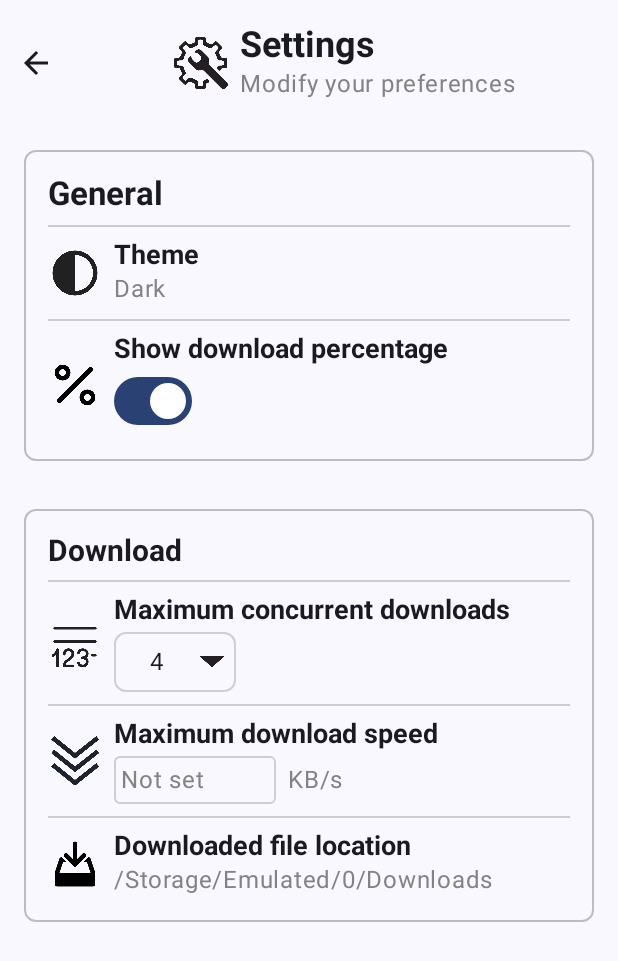
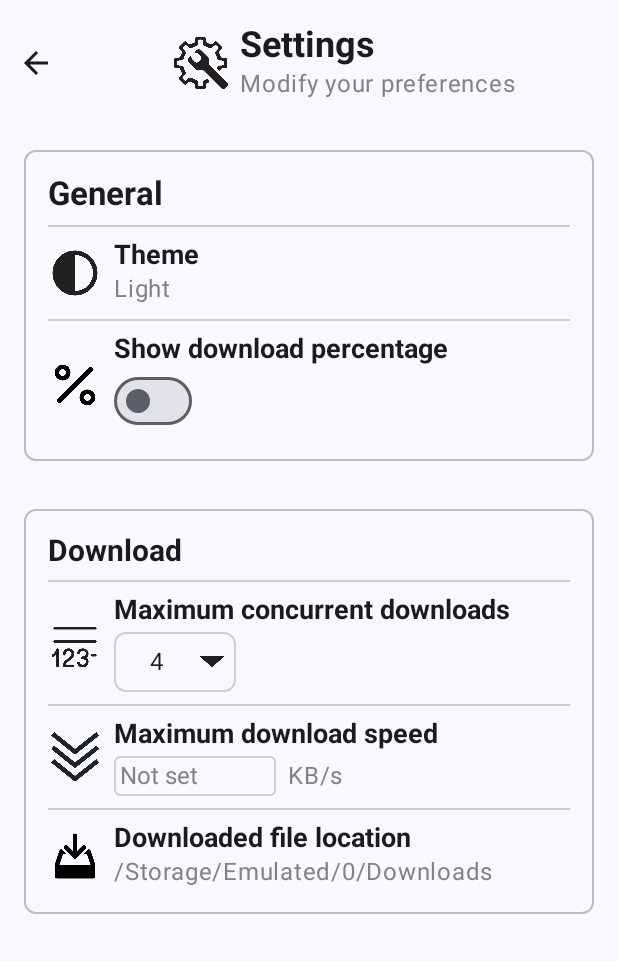
Before and after one commit to LuongPV/LeonEWorldDownloader, an Android app built with Jetpack Compose: the SettingsScreen screen opened through its navigation route, on a phone screen of 412 x 824 dp. Shown: the top 961 px of the screen. Run offline under Robolectric (Android 15) with nearby library versions, the phone set to English and light mode, and no system bars; our stand-ins replace Dagger/Hilt's generated code.

Commit message:
Add more UI

```diff
--- a/app/src/main/java/com/lvp/leoneworlddownloader/ui/navigation/LEWDNavHost.kt
+++ b/app/src/main/java/com/lvp/leoneworlddownloader/ui/navigation/LEWDNavHost.kt
@@ -22,7 +22,7 @@ fun LEWDNavHost(
     NavHost(
         modifier = modifier,
         navController = navController,
-        startDestination = RouteSplash
+        startDestination = RouteSettings
     ) {
         composable(RouteSplash) {
             SplashScreen(
--- a/app/src/main/java/com/lvp/leoneworlddownloader/ui/settings/SettingsScreen.kt
+++ b/app/src/main/java/com/lvp/leoneworlddownloader/ui/settings/SettingsScreen.kt
@@ -15,6 +15,8 @@ import androidx.compose.foundation.layout.size
 import androidx.compose.foundation.layout.width
 import androidx.compose.foundation.shape.RoundedCornerShape
 import androidx.compose.foundation.text.BasicTextField
+import androidx.compose.foundation.text.KeyboardActions
+import androidx.compose.foundation.text.KeyboardOptions
 import androidx.compose.material.icons.Icons
 import androidx.compose.material.icons.filled.ArrowBack
 import androidx.compose.material3.Icon
@@ -22,21 +24,29 @@ import androidx.compose.material3.IconButton
 import androidx.compose.material3.Switch
 import androidx.compose.material3.Text
 import androidx.compose.runtime.Composable
+import androidx.compose.runtime.getValue
+import androidx.compose.runtime.mutableStateOf
+import androidx.compose.runtime.remember
+import androidx.compose.runtime.setValue
 import androidx.compose.ui.Alignment
 import androidx.compose.ui.Modifier
 import androidx.compose.ui.graphics.Color
+import androidx.compose.ui.platform.LocalFocusManager
 import androidx.compose.ui.res.painterResource
 import androidx.compose.ui.text.TextStyle
 import androidx.compose.ui.text.font.FontWeight
-import androidx.compose.ui.text.style.TextAlign
+import androidx.compose.ui.text.input.KeyboardType
 import androidx.compose.ui.tooling.preview.Preview
 import androidx.compose.ui.unit.dp
 import androidx.compose.ui.unit.sp
 import com.lvp.leoneworlddownloader.R
+import com.lvp.leoneworlddownloader.ui.components.ValueSelectionDialog
 import com.lvp.leoneworlddownloader.ui.theme.LeonEWorldDownloaderTheme
 import com.lvp.leoneworlddownloader.utils.ComposableContent
 import com.lvp.leoneworlddownloader.utils.EmptyDataCallback
 import com.lvp.leoneworlddownloader.utils.SingleDataCallback
+import com.lvp.leoneworlddownloader.utils.isInt
+import com.lvp.leoneworlddownloader.utils.noRippleClickable
 
 const val RouteSettings = "Settings"
 
@@ -87,6 +97,9 @@ private fun TopBar(modifier: Modifier = Modifier, onBack: EmptyDataCallback) {
 
 @Composable
 private fun GeneralSettings(modifier: Modifier = Modifier) {
+    var isChecked by remember {
+        mutableStateOf(false)
+    }
     Column(
         modifier = modifier
             .fillMaxWidth()
@@ -102,14 +115,35 @@ private fun GeneralSettings(modifier: Modifier = Modifier) {
             ),
         )
         PaddingItemSeparator()
-        ClickSettingItem(icon = R.drawable.ic_theme, title = "Theme", subtitle = "Dark")
+        var selectedThemeValue by remember { mutableStateOf("Light") }
+        var isThemeSelectionShown by remember { mutableStateOf(false) }
+        ClickSettingItem(
+            icon = R.drawable.ic_theme,
+            title = "Theme",
+            subtitle = selectedThemeValue
+        ) {
+            isThemeSelectionShown = true
+        }
+        if (isThemeSelectionShown) {
+            ValueSelectionDialog(
+                text = "Choose theme",
+                selectedValue = selectedThemeValue,
+                values = listOf("Light", "Dark", "System"),
+                onValueChange = {
+                    selectedThemeValue = it
+                },
+                onDismiss = {
+                    isThemeSelectionShown = false
+                },
+            )
+        }
         PaddingItemSeparator()
         SwitchSettingItem(
             icon = R.drawable.ic_percentage,
             title = "Show download percentage",
-            isChecked = true,
+            isChecked = isChecked,
             onCheckedChange = {
-
+                isChecked = it
             }
         )
     }
@@ -131,11 +165,15 @@ private fun DownloadSettings(modifier: Modifier = Modifier) = Column(
         ),
     )
     PaddingItemSeparator()
+    var selectedValue by remember { mutableStateOf("4") }
     SelectionSettingItem(
         icon = R.drawable.ic_maximum_concurrent_downloads,
         title = "Maximum concurrent downloads",
-        selectedValue = "4",
-        values = emptyList()
+        selectedValue = selectedValue,
+        values = listOf("1", "2", "3", "4", "5", "6", "7", "8"),
+        onValueChange = {
+            selectedValue = it
+        }
     )
     PaddingItemSeparator()
     InputValueSettingItem(
@@ -150,7 +188,9 @@ private fun DownloadSettings(modifier: Modifier = Modifier) = Column(
         icon = R.drawable.ic_download_location,
         title = "Downloaded file location",
         subtitle = "/Storage/Emulated/0/Downloads"
-    )
+    ) {
+        // Show choosing save location
+    }
 }
 
 @Composable
@@ -158,9 +198,14 @@ private fun ClickSettingItem(
     modifier: Modifier = Modifier,
     icon: Int,
     title: String,
-    subtitle: String?
+    subtitle: String?,
+    onClick: EmptyDataCallback,
 ) {
-    SettingItem(modifier = modifier, icon = icon, title = title) {
+    SettingItem(
+        modifier = modifier.noRippleClickable { onClick.invoke() },
+        icon = icon,
+        title = title
+    ) {
         subtitle?.let {
             Text(text = it, color = Color(0xFF838383))
         }
@@ -187,13 +232,16 @@ private fun SelectionSettingItem(
     title: String,
     selectedValue: String,
     values: List<String>,
+    onValueChange: SingleDataCallback<String>,
 ) {
     SettingItem(modifier = modifier, icon = icon, title = title) {
         Spacer(modifier = Modifier.height(4.dp))
+        var isSelectionShown by remember { mutableStateOf(false) }
         Row(
             modifier = Modifier
                 .border(1.dp, Color(0xFFCFCFCF), RoundedCornerShape(8.dp))
-                .padding(8.dp),
+                .padding(8.dp)
+                .noRippleClickable { isSelectionShown = true },
             verticalAlignment = Alignment.CenterVertically,
         ) {
             Text(text = selectedValue, modifier = Modifier.padding(horizontal = 16.dp))
@@ -203,6 +251,17 @@ private fun SelectionSettingItem(
                 modifier = Modifier.size(16.dp),
                 contentDescription = null,
             )
+            if (isSelectionShown) {
+                ValueSelectionDialog(
+                    text = "Select maximum concurrent downloads",
+                    selectedValue = selectedValue,
+                    values = values,
+                    onValueChange = onValueChange,
+                    onDismiss = {
+                        isSelectionShown = false
+                    },
+                )
+            }
         }
     }
 }
@@ -220,16 +279,36 @@ private fun InputValueSettingItem(
         Row(
             verticalAlignment = Alignment.CenterVertically,
         ) {
+            var rememberValue by remember { mutableStateOf("") }
+            val focusManager = LocalFocusManager.current
             BasicTextField(
+                keyboardOptions = KeyboardOptions.Default.copy(
+                    keyboardType = KeyboardType.Number,
+                ),
+                keyboardActions = KeyboardActions(onDone = {
+                    println("done")
+                    focusManager.clearFocus()
+                }),
+                singleLine = true,
                 decorationBox = { innerTextField ->
-                    Text(
-                        text = "Not set", color = Color(0xFF838383),
-                        textAlign = TextAlign.Center,
-                    )
+                    if (rememberValue.isEmpty()) {
+                        Text(
+                            text = "Not set", color = Color(0xFF838383),
+                            style = TextStyle(
+                                fontSize = 16.sp
+                            )
+                        )
+                    }
                     innerTextField()
                 },
-                value = "",
-                onValueChange = onValueChange,
+                value = rememberValue,
+                onValueChange = {
+                    println("value: $it")
+                    if (it == "" || (it.length <= 10 && it.isInt() && it.toInt() > 0)) {
+                        rememberValue = it
+                        onValueChange.invoke(rememberValue)
+                    }
+                },
                 modifier = Modifier
                     .border(1.dp, Color(0xFFCFCFCF), RoundedCornerShape(4.dp))
                     .padding(4.dp)
--- /dev/null
+++ b/app/src/main/java/com/lvp/leoneworlddownloader/utils/TextUtil.kt
@@ -0,0 +1,3 @@
+package com.lvp.leoneworlddownloader.utils
+
+fun String.isInt() = toIntOrNull() != null
```
Also changed, not shown: app/src/main/java/com/lvp/leoneworlddownloader/ui/components/GeneralDialog.kt (added, +68 -0 lines), app/src/main/java/com/lvp/leoneworlddownloader/ui/components/ValueSelectionDialog.kt (added, +67 -0 lines).
